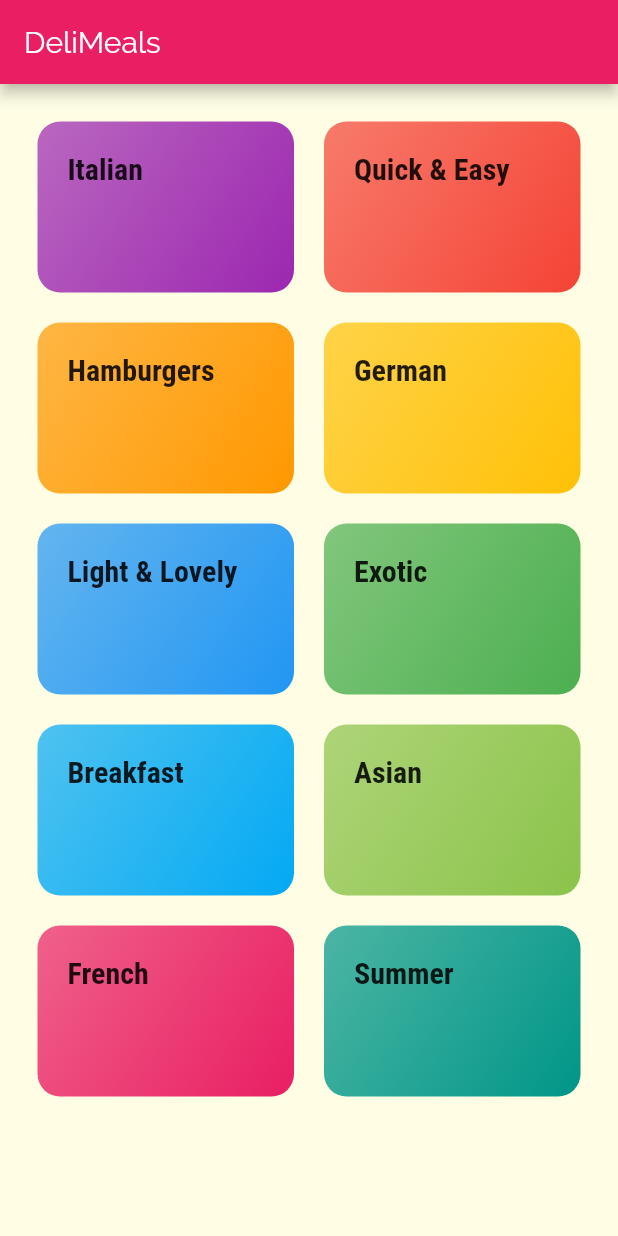
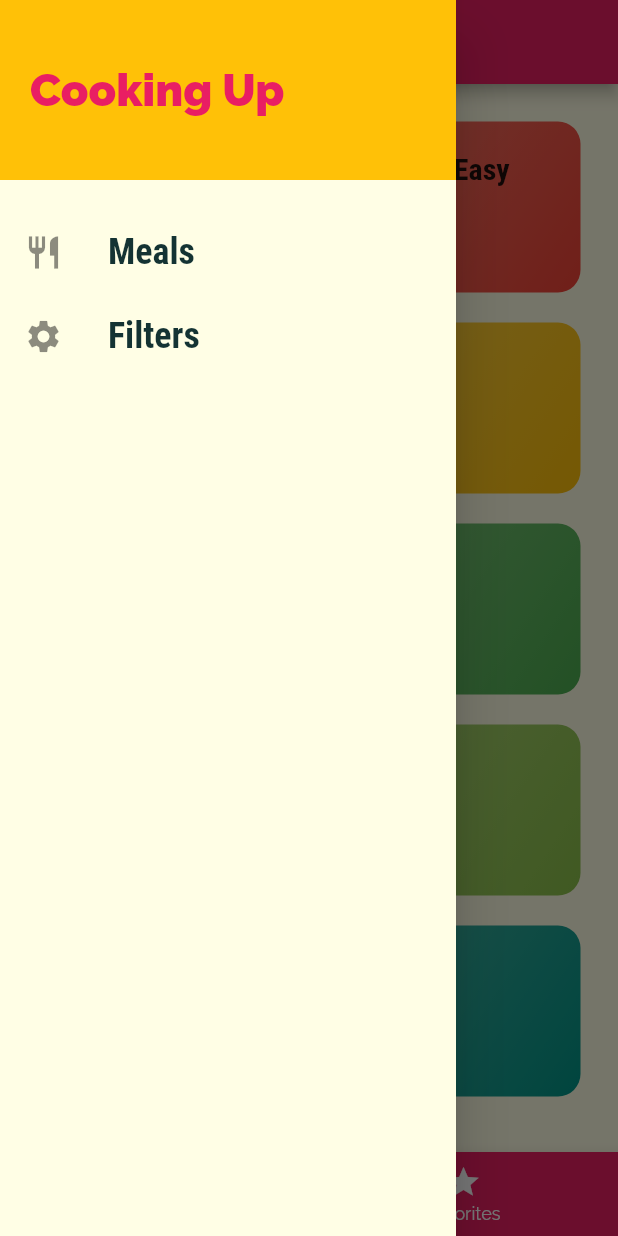
Before and after one commit to ginoabella/academind_meals, a Flutter app: the screen it shows after launch, with the side drawer open (before the commit the screen has no drawer), on a phone screen of 412 x 824 dp. Run offline on Flutter 3.47's test engine with Material 2 defaults, Android fonts, the phone set to English and light mode, and no system bars.

Commit message:
end of module 179

```diff
--- a/lib/main.dart
+++ b/lib/main.dart
@@ -1,12 +1,31 @@
 import 'package:flutter/material.dart';
 
-import 'package:meals/screens/categories_screen.dart';
+//import 'package:meals/screens/categories_screen.dart';
 import 'package:meals/screens/category_meals_screen.dart';
 import 'package:meals/screens/meal_detail_screen.dart';
+import 'package:meals/screens/tabs_screen.dart';
+import 'package:meals/screens/filters_screen.dart';
+import 'package:meals/models/meal.dart';
+import 'package:meals/dummy_data.dart';
 
 void main() => runApp(MyApp());
 
-class MyApp extends StatelessWidget {
+class MyApp extends StatefulWidget {
+  @override
+  _MyAppState createState() => _MyAppState();
+}
+
+class _MyAppState extends State<MyApp> {
+  Map<String, bool> _filters = {
+    'gluten': false,
+    'lactose': false,
+    'vegan': false,
+    'vegetarian': false,
+  };
+
+  List<Meal> _availableMeals = DUMMY_MEALS;
+  List<Meal> _favoritesMeals = [];
+
   @override
   Widget build(BuildContext context) {
     return MaterialApp(
@@ -14,9 +33,13 @@ class MyApp extends StatelessWidget {
       //home: CategoriesScreen(),
       initialRoute: '/',
       routes: {
-        '/': (context) => CategoriesScreen(),
-        CategoryMealsScreen.routedName: (context) => CategoryMealsScreen(),
-        MealDetailScreen.routedName: (context) => MealDetailScreen(),
+        '/': (context) => TabsScreen(_favoritesMeals),
+        CategoryMealsScreen.routedName: (context) =>
+            CategoryMealsScreen(_availableMeals),
+        MealDetailScreen.routedName: (context) =>
+            MealDetailScreen(_toggleFavorite, _isMealFavorite),
+        FiltersScreen.routedName: (context) =>
+            FiltersScreen(_filters, _setFilters),
       },
       // onGenerateRoute: (settings) {
       //   print(settings.arguments);
@@ -47,4 +70,45 @@ class MyApp extends StatelessWidget {
       ),
     );
   }
+
+  void _setFilters(Map<String, bool> filterData) {
+    setState(() {
+      _filters = filterData;
+
+      _availableMeals = DUMMY_MEALS.where((meal) {
+        if (_filters['gluten'] && !meal.isGlutenFree) {
+          return false;
+        }
+        if (_filters['lactose'] && !meal.isLactoseFree) {
+          return false;
+        }
+        if (_filters['vegan'] && !meal.isVegan) {
+          return false;
+        }
+        if (_filters['vegetarian'] && !meal.isVegetarian) {
+          return false;
+        }
+        return true;
+      }).toList();
+    });
+  }
+
+  void _toggleFavorite(String mealId) {
+    final existingIndex =
+        _favoritesMeals.indexWhere((meal) => meal.id == mealId);
+    //print('$existingIndex');
+    //print('${_favoritesMeals.length}');
+    if (existingIndex >= 0) {
+      setState(() => _favoritesMeals.removeAt(existingIndex));
+    } else {
+      setState(() {
+        _favoritesMeals
+            .add(DUMMY_MEALS.firstWhere((meal) => meal.id == mealId));
+      });
+    }
+  }
+
+  bool _isMealFavorite(String id) {
+    return _favoritesMeals.any((meal) => meal.id == id);
+  }
 }
--- a/lib/screens/categories_screen.dart
+++ b/lib/screens/categories_screen.dart
@@ -6,11 +6,7 @@ import 'package:meals/widgets/category_item.dart';
 class CategoriesScreen extends StatelessWidget {
   @override
   Widget build(BuildContext context) {
-    return Scaffold(
-      appBar: AppBar(
-        title: const Text('DeliMeals'),
-      ),
-      body: GridView(
+    return GridView(
       padding: EdgeInsets.all(25),
       children: <Widget>[
         ...DUMMY_CATEGORIES
@@ -29,7 +25,6 @@ class CategoriesScreen extends StatelessWidget {
         crossAxisSpacing: 20,
         mainAxisSpacing: 20,
       ),
-      ),
     );
   }
 }
--- /dev/null
+++ b/lib/screens/tabs_screen.dart
@@ -0,0 +1,96 @@
+import 'package:flutter/material.dart';
+
+import 'package:meals/screens/categories_screen.dart';
+import 'package:meals/screens/favorites_screen.dart';
+import 'package:meals/widgets/main_drawer.dart';
+import 'package:meals/models/meal.dart';
+
+class TabsScreen extends StatefulWidget {
+  final List<Meal> favoriteMeals;
+
+  TabsScreen(this.favoriteMeals);
+
+  @override
+  _TabsScreenState createState() => _TabsScreenState();
+}
+
+class _TabsScreenState extends State<TabsScreen> {
+  List<Map<String, Object>> _pages;
+
+  int _selectedPageIndex = 0;
+
+  @override
+  void initState() {
+    _pages = [
+      {
+        'page': CategoriesScreen(),
+        'title': 'Categories',
+      },
+      {
+        'page': FavoritesScreen(widget.favoriteMeals),
+        'title': 'Your Favorite',
+      }
+    ];
+    super.initState();
+  }
+
+  @override
+  Widget build(BuildContext context) {
+    return Scaffold(
+      appBar: AppBar(
+        title: Text(_pages[_selectedPageIndex]['title']),
+      ),
+      drawer: MainDrawer(),
+      body: _pages[_selectedPageIndex]['page'],
+      bottomNavigationBar: BottomNavigationBar(
+        onTap: _selectPage,
+        backgroundColor: Theme.of(context).primaryColor,
+        unselectedItemColor: Colors.white,
+        selectedItemColor: Theme.of(context).accentColor,
+        currentIndex: _selectedPageIndex,
+        //type: BottomNavigationBarType.shifting,
+        items: [
+          BottomNavigationBarItem(
+            icon: Icon(Icons.category),
+            title: Text('Categories'),
+            backgroundColor: Theme.of(context).primaryColor,
+          ),
+          BottomNavigationBarItem(
+            icon: Icon(Icons.star),
+            title: Text('Favorites'),
+            backgroundColor: Theme.of(context).primaryColor,
+          ),
+        ],
+      ),
+    );
+  }
+
+  void _selectPage(int index) {
+    setState(() {
+      _selectedPageIndex = index;
+    });
+  }
+}
+
+// appbar tabs
+// DefaultTabController(
+//       length: 2,
+//       //initialIndex: 1,
+//       child: Scaffold(
+//         appBar: AppBar(
+//           title: Text('Meals'),
+//           bottom: TabBar(
+//             tabs: <Widget>[
+//               Tab(icon: Icon(Icons.category), text: 'Categories'),
+//               Tab(icon: Icon(Icons.star), text: 'Favorites'),
+//             ],
+//           ),
+//         ),
+//         body: TabBarView(
+//           children: <Widget>[
+//             CategoriesScreen(),
+//             FavoritesScreen(),
+//           ],
+//         ),
+//       ),
+//     );
--- /dev/null
+++ b/lib/widgets/main_drawer.dart
@@ -0,0 +1,63 @@
+import 'package:flutter/material.dart';
+
+import 'package:meals/screens/filters_screen.dart';
+
+class MainDrawer extends StatelessWidget {
+  @override
+  Widget build(BuildContext context) {
+    return Drawer(
+      child: Column(
+        children: <Widget>[
+          Container(
+            height: 120,
+            width: double.infinity,
+            padding: EdgeInsets.all(20),
+            alignment: Alignment.centerLeft,
+            color: Theme.of(context).accentColor,
+            child: Text(
+              'Cooking Up',
+              style: TextStyle(
+                fontWeight: FontWeight.w900,
+                fontSize: 30,
+                color: Theme.of(context).primaryColor,
+              ),
+            ),
+          ),
+          SizedBox(height: 20),
+          _buildListTile(Icons.restaurant, 'Meals',
+              () => Navigator.of(context).pushReplacementNamed('/')),
+          _buildListTile(
+            Icons.settings,
+            'Filters',
+            () => Navigator.of(context)
+                .pushReplacementNamed(FiltersScreen.routedName),
+          ),
+        ],
+      ),
+    );
+  }
+
+  ListTile _buildListTile(
+    IconData iconData,
+    String title,
+    Function tapHandler,
+  ) {
+    return ListTile(
+      leading: Icon(
+        iconData,
+        size: 26,
+      ),
+      title: Text(
+        title,
+        style: TextStyle(
+          fontFamily: 'RobotoCondensed',
+          fontSize: 24,
+          fontWeight: FontWeight.bold,
+        ),
+      ),
+      onTap: () {
+        tapHandler();
+      },
+    );
+  }
+}
```
Also changed, not shown: lib/screens/category_meals_screen.dart (+41 -11 lines), lib/screens/favorites_screen.dart (added, +32 -0 lines), lib/screens/filters_screen.dart (added, +117 -0 lines), lib/screens/meal_detail_screen.dart (+9 -0 lines), lib/widgets/meal_item.dart (+10 -1 lines). Lines whose indentation alone changed are shown as unchanged.
